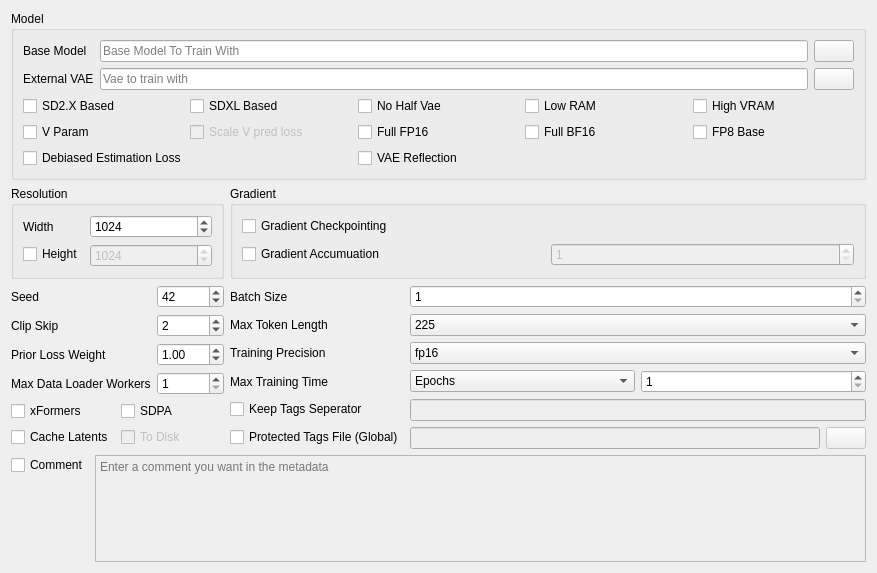
Before: the Qt Designer form ui_files/BaseUI.ui in 67372a/LoRA_Easy_Training_Scripts, drawn with Qt 5.
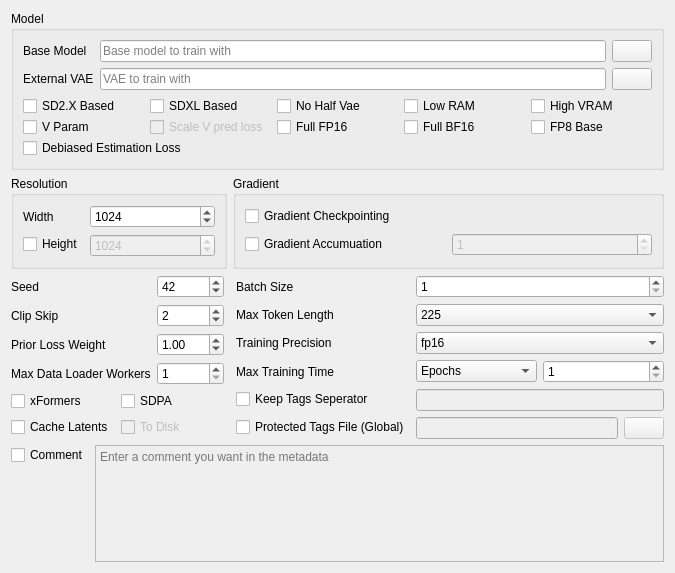
After: the same form once the commit is applied. Custom widgets are drawn as their Qt base class.

Commit message:
refactor(BaseUI): minor adjustments
- reduce vertical spacing of model_checkbox_gridLayout

- add left/right margin of 3/3 inbetween the bottom horizontal aligned Form Layouts to separate them better visually

- move out VAE reflection checkbox (will be added back later)

```diff
--- a/ui_files/BaseUI.ui
+++ b/ui_files/BaseUI.ui
@@ -6,7 +6,7 @@
    <rect>
     <x>0</x>
     <y>0</y>
-    <width>877</width>
+    <width>675</width>
     <height>573</height>
    </rect>
   </property>
@@ -16,6 +16,9 @@
   <layout class="QGridLayout" name="gridLayout_3">
    <item row="5" column="2">
     <layout class="QFormLayout" name="formLayout_5">
+     <property name="leftMargin">
+      <number>3</number>
+     </property>
      <item row="0" column="0">
       <widget class="QLabel" name="label_3">
        <property name="toolTip">
@@ -335,11 +338,17 @@
    </item>
    <item row="5" column="1">
     <layout class="QFormLayout" name="formLayout_6">
+     <property name="rightMargin">
+      <number>3</number>
+     </property>
      <item row="0" column="0">
       <widget class="QLabel" name="label_7">
        <property name="toolTip">
         <string>&lt;html&gt;&lt;head/&gt;&lt;body&gt;&lt;p&gt;The random seed that is used to do all randomization within the training process&lt;/p&gt;&lt;/body&gt;&lt;/html&gt;</string>
        </property>
+       <property name="layoutDirection">
+        <enum>Qt::LayoutDirection::LeftToRight</enum>
+       </property>
        <property name="text">
         <string>Seed</string>
        </property>
@@ -598,7 +607,7 @@
            <string>&lt;html&gt;&lt;head/&gt;&lt;body&gt;&lt;p&gt;The base model you want to train on. Typically this would be a model from the SD1.X, 2.X and SDXL families&lt;/p&gt;&lt;/body&gt;&lt;/html&gt;</string>
           </property>
           <property name="placeholderText">
-           <string>Base Model To Train With</string>
+           <string>Base model to train with</string>
           </property>
          </widget>
         </item>
@@ -632,7 +641,7 @@
            <string>&lt;html&gt;&lt;head/&gt;&lt;body&gt;&lt;p&gt;An external VAE. Typically used if the VAE in the base model is of poor quality or if the base model does not come with a bundled VAE&lt;/p&gt;&lt;/body&gt;&lt;/html&gt;</string>
           </property>
           <property name="placeholderText">
-           <string>Vae to train with</string>
+           <string>VAE to train with</string>
           </property>
          </widget>
         </item>
@@ -650,77 +659,11 @@
       </item>
       <item row="2" column="0" colspan="2">
        <layout class="QGridLayout" name="model_checkbox_gridLayout">
-        <property name="sizeConstraint">
-         <enum>QLayout::SizeConstraint::SetDefaultConstraint</enum>
+        <property name="verticalSpacing">
+         <number>1</number>
         </property>
-        <property name="topMargin">
-         <number>0</number>
-        </property>
-        <property name="rightMargin">
-         <number>0</number>
-        </property>
-        <item row="1" column="2">
-         <widget class="QCheckBox" name="FP16_enable">
-          <property name="sizePolicy">
-           <sizepolicy hsizetype="Preferred" vsizetype="Fixed">
-            <horstretch>0</horstretch>
-            <verstretch>0</verstretch>
-           </sizepolicy>
-          </property>
-          <property name="toolTip">
-           <string>&lt;html&gt;&lt;head/&gt;&lt;body&gt;&lt;p&gt;Allows training on full FP16. Not compatable with full BF16 or training precision&lt;/p&gt;&lt;/body&gt;&lt;/html&gt;</string>
-          </property>
-          <property name="text">
-           <string>Full FP16</string>
-          </property>
-         </widget>
-        </item>
-        <item row="1" column="0">
-         <widget class="QCheckBox" name="v_param_enable">
-          <property name="enabled">
-           <bool>true</bool>
-          </property>
-          <property name="sizePolicy">
-           <sizepolicy hsizetype="Preferred" vsizetype="Fixed">
-            <horstretch>0</horstretch>
-            <verstretch>0</verstretch>
-           </sizepolicy>
-          </property>
-          <property name="toolTip">
-           <string>&lt;html&gt;&lt;head/&gt;&lt;body&gt;&lt;p&gt;V param, short for V-Paramatarization or commonly knows as 'v-pred', is a noise schedule that some models use. You can set this to train with this noise schedule versus the EDM version of typical SD1.X and SDXL models&lt;/p&gt;&lt;/body&gt;&lt;/html&gt;</string>
-          </property>
-          <property name="text">
-           <string>V Param</string>
-          </property>
-         </widget>
-        </item>
-        <item row="1" column="1">
-         <widget class="QCheckBox" name="v_pred_enable">
-          <property name="enabled">
-           <bool>false</bool>
-          </property>
-          <property name="sizePolicy">
-           <sizepolicy hsizetype="Preferred" vsizetype="Fixed">
-            <horstretch>0</horstretch>
-            <verstretch>0</verstretch>
-           </sizepolicy>
-          </property>
-          <property name="toolTip">
-           <string>&lt;html&gt;&lt;head/&gt;&lt;body&gt;&lt;p&gt;Scales the loss to be in line with EDM&lt;/p&gt;&lt;/body&gt;&lt;/html&gt;</string>
-          </property>
-          <property name="text">
-           <string>Scale V pred loss</string>
-          </property>
-         </widget>
-        </item>
         <item row="0" column="3">
          <widget class="QCheckBox" name="low_ram_enable">
-          <property name="sizePolicy">
-           <sizepolicy hsizetype="Preferred" vsizetype="Fixed">
-            <horstretch>0</horstretch>
-            <verstretch>0</verstretch>
-           </sizepolicy>
-          </property>
           <property name="toolTip">
            <string>&lt;html&gt;&lt;head/&gt;&lt;body&gt;&lt;p&gt;Enable this if the trainer is crashing due to running out of system RAM. Typically, this would only be used when interfacing with Google Colab&lt;/p&gt;&lt;/body&gt;&lt;/html&gt;</string>
           </property>
@@ -729,46 +672,21 @@
           </property>
          </widget>
         </item>
-        <item row="2" column="0" colspan="2">
-         <widget class="QCheckBox" name="debiased_estimation_loss_enable">
-          <property name="sizePolicy">
-           <sizepolicy hsizetype="Preferred" vsizetype="Fixed">
-            <horstretch>0</horstretch>
-            <verstretch>0</verstretch>
-           </sizepolicy>
+        <item row="1" column="1" rowspan="2">
+         <widget class="QCheckBox" name="v_pred_enable">
+          <property name="enabled">
+           <bool>false</bool>
           </property>
           <property name="toolTip">
            <string/>
           </property>
           <property name="text">
-           <string>Debiased Estimation Loss</string>
+           <string>Scale V pred loss</string>
           </property>
          </widget>
         </item>
-        <item row="0" column="1">
-         <widget class="QCheckBox" name="sdxl_enable">
-          <property name="sizePolicy">
-           <sizepolicy hsizetype="Preferred" vsizetype="Fixed">
-            <horstretch>0</horstretch>
-            <verstretch>0</verstretch>
-           </sizepolicy>
-          </property>
-          <property name="toolTip">
-           <string>&lt;html&gt;&lt;head/&gt;&lt;body&gt;&lt;p&gt;Select this if you are using an SDXL based model&lt;/p&gt;&lt;/body&gt;&lt;/html&gt;</string>
-          </property>
-          <property name="text">
-           <string>SDXL Based</string>
-          </property>
-         </widget>
-        </item>
-        <item row="1" column="3">
+        <item row="1" column="3" rowspan="2">
          <widget class="QCheckBox" name="BF16_enable">
-          <property name="sizePolicy">
-           <sizepolicy hsizetype="Preferred" vsizetype="Fixed">
-            <horstretch>0</horstretch>
-            <verstretch>0</verstretch>
-           </sizepolicy>
-          </property>
           <property name="toolTip">
            <string>&lt;html&gt;&lt;head/&gt;&lt;body&gt;&lt;p&gt;Train in full BF16. Not compatable with full FP16 or training precision&lt;/p&gt;&lt;/body&gt;&lt;/html&gt;</string>
           </property>
@@ -777,30 +695,8 @@
           </property>
          </widget>
         </item>
-        <item row="0" column="0">
-         <widget class="QCheckBox" name="v2_enable">
-          <property name="sizePolicy">
-           <sizepolicy hsizetype="Preferred" vsizetype="Fixed">
-            <horstretch>0</horstretch>
-            <verstretch>0</verstretch>
-           </sizepolicy>
-          </property>
-          <property name="toolTip">
-           <string>&lt;html&gt;&lt;head/&gt;&lt;body&gt;&lt;p&gt;Select this if you are using an SD2.X based model&lt;/p&gt;&lt;/body&gt;&lt;/html&gt;</string>
-          </property>
-          <property name="text">
-           <string>SD2.X Based</string>
-          </property>
-         </widget>
-        </item>
         <item row="0" column="2">
          <widget class="QCheckBox" name="no_half_vae_enable">
-          <property name="sizePolicy">
-           <sizepolicy hsizetype="Preferred" vsizetype="Fixed">
-            <horstretch>0</horstretch>
-            <verstretch>0</verstretch>
-           </sizepolicy>
-          </property>
           <property name="toolTip">
            <string>&lt;html&gt;&lt;head/&gt;&lt;body&gt;&lt;p&gt;This loads the VAE in FP32 or full precision. Roughly doubles VRAM usage for VAE workloads like latent caching, but is sometimes required on older graphics cards&lt;/p&gt;&lt;/body&gt;&lt;/html&gt;</string>
           </property>
@@ -809,8 +705,8 @@
           </property>
          </widget>
         </item>
-        <item row="0" column="4">
-         <widget class="QCheckBox" name="high_vram_enable">
+        <item row="3" column="0" colspan="2">
+         <widget class="QCheckBox" name="debiased_estimation_loss_enable">
           <property name="sizePolicy">
            <sizepolicy hsizetype="Preferred" vsizetype="Fixed">
             <horstretch>0</horstretch>
@@ -818,34 +714,32 @@
            </sizepolicy>
           </property>
           <property name="text">
-           <string>High VRAM</string>
+           <string>Debiased Estimation Loss</string>
           </property>
          </widget>
         </item>
-        <item row="2" column="2">
-         <widget class="QCheckBox" name="vae_reflection_enable">
-          <property name="sizePolicy">
-           <sizepolicy hsizetype="Preferred" vsizetype="Fixed">
-            <horstretch>0</horstretch>
-            <verstretch>0</verstretch>
-           </sizepolicy>
+        <item row="1" column="2" rowspan="2">
+         <widget class="QCheckBox" name="FP16_enable">
+          <property name="toolTip">
+           <string>&lt;html&gt;&lt;head/&gt;&lt;body&gt;&lt;p&gt;Allows training on full FP16. Not compatable with full BF16 or training precision&lt;/p&gt;&lt;/body&gt;&lt;/html&gt;</string>
           </property>
+          <property name="text">
+           <string>Full FP16</string>
+          </property>
+         </widget>
+        </item>
+        <item row="0" column="0">
+         <widget class="QCheckBox" name="v2_enable">
           <property name="toolTip">
            <string>&lt;html&gt;&lt;head/&gt;&lt;body&gt;&lt;p&gt;Uses the reflect padding mode in the conv layers of the VAE&lt;/p&gt;&lt;/body&gt;&lt;/html&gt;</string>
           </property>
           <property name="text">
-           <string>VAE Reflection</string>
+           <string>SD2.X Based</string>
           </property>
          </widget>
         </item>
-        <item row="1" column="4">
+        <item row="1" column="4" rowspan="2">
          <widget class="QCheckBox" name="FP8_enable">
-          <property name="sizePolicy">
-           <sizepolicy hsizetype="Preferred" vsizetype="Fixed">
-            <horstretch>0</horstretch>
-            <verstretch>0</verstretch>
-           </sizepolicy>
-          </property>
           <property name="toolTip">
            <string>&lt;html&gt;&lt;head/&gt;&lt;body&gt;&lt;p&gt;Loads the base model in FP8, which should reduce VRAM usage by roughly half of FP16. Training Precision must be one of FP16 or BF16&lt;/p&gt;&lt;/body&gt;&lt;/html&gt;</string>
           </property>
@@ -854,6 +748,36 @@
           </property>
          </widget>
         </item>
+        <item row="0" column="1">
+         <widget class="QCheckBox" name="sdxl_enable">
+          <property name="toolTip">
+           <string>&lt;html&gt;&lt;head/&gt;&lt;body&gt;&lt;p&gt;Select this if you are using an SDXL based model&lt;/p&gt;&lt;/body&gt;&lt;/html&gt;</string>
+          </property>
+          <property name="text">
+           <string>SDXL Based</string>
+          </property>
+         </widget>
+        </item>
+        <item row="1" column="0" rowspan="2">
+         <widget class="QCheckBox" name="v_param_enable">
+          <property name="enabled">
+           <bool>true</bool>
+          </property>
+          <property name="toolTip">
+           <string>&lt;html&gt;&lt;head/&gt;&lt;body&gt;&lt;p&gt;V param, short for V-Paramatarization or commonly knows as 'v-pred', is a noise schedule that some models use. You can set this to train with this noise schedule versus the EDM version of typical SD1.X and SDXL models&lt;/p&gt;&lt;/body&gt;&lt;/html&gt;</string>
+          </property>
+          <property name="text">
+           <string>V Param</string>
+          </property>
+         </widget>
+        </item>
+        <item row="0" column="4">
+         <widget class="QCheckBox" name="high_vram_enable">
+          <property name="text">
+           <string>High VRAM</string>
+          </property>
+         </widget>
+        </item>
        </layout>
       </item>
      </layout>
```
Left out of the diff: 269 changed lines with no effect on the pictures. The commit also changes 1 other file.
